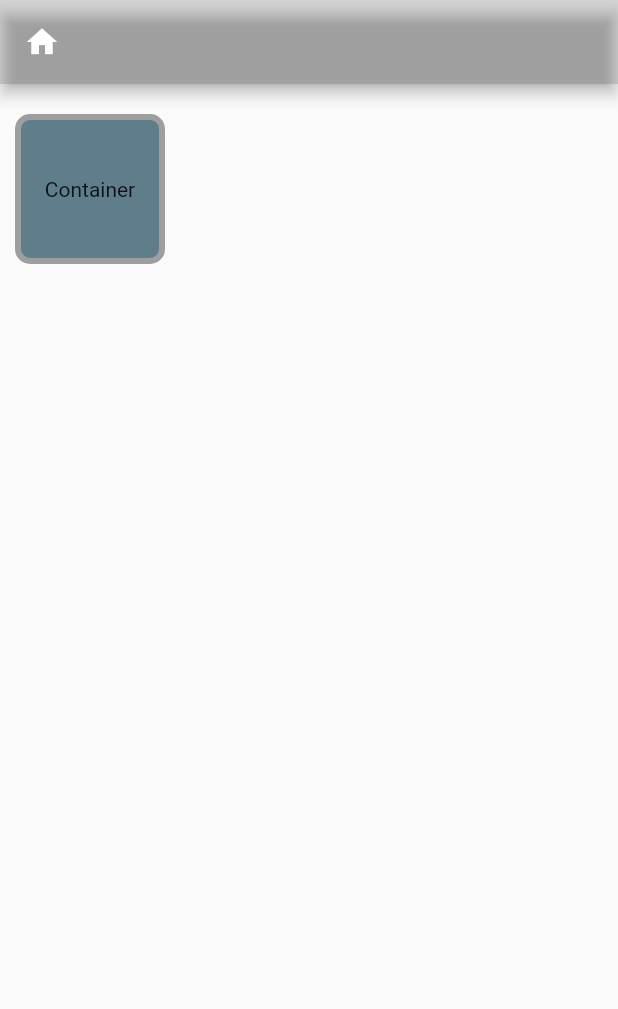
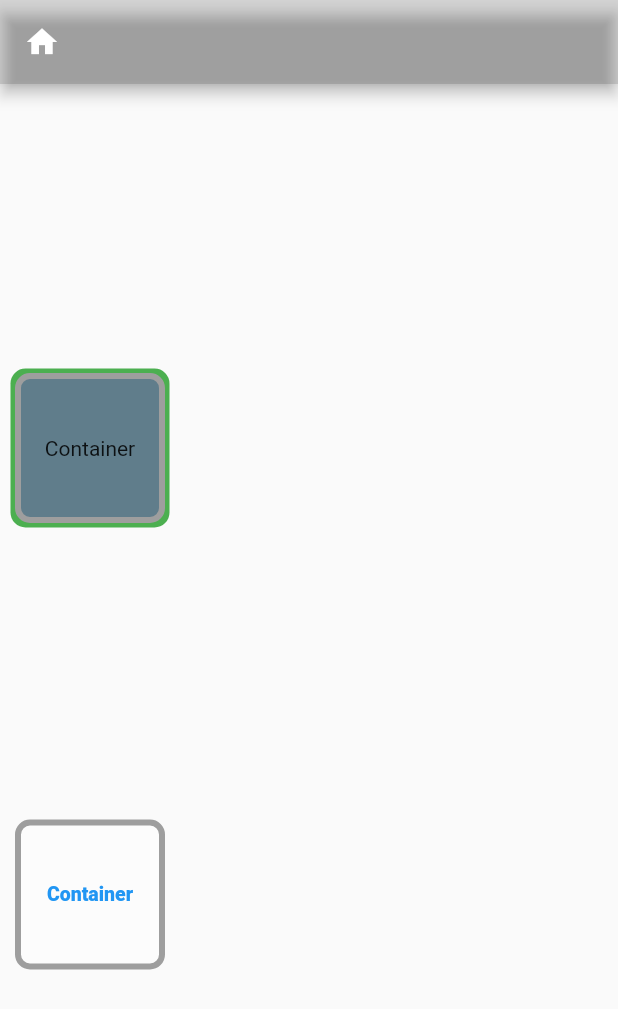
Before and after one commit to padulapankaja/auth-app-fl, a Flutter app: the screen it shows after launch, on a phone screen of 412 x 824 dp. Shown: the top 1009 px of the screen. Run offline on Flutter 3.47's test engine with Material 2 defaults, Android fonts, the phone set to English and light mode, and no system bars.

Commit message:
add text

```diff
--- a/lib/main.dart
+++ b/lib/main.dart
@@ -12,8 +12,12 @@ class MyApp extends StatelessWidget {
           backgroundColor: Colors.black12,
           leading: Icon(Icons.home),
         ),
-        body: Container(
-
+        body: Column(
+          mainAxisAlignment: MainAxisAlignment.spaceEvenly,
+          mainAxisSize: MainAxisSize.max,
+//          crossAxisAlignment: CrossAxisAlignment.center,
+          children: <Widget>[
+            Container(
               height: 100,
               width: 100,
               margin: EdgeInsets.only(bottom: 5, left: 10, right: 10, top: 20),
@@ -23,8 +27,38 @@ class MyApp extends StatelessWidget {
               decoration: BoxDecoration(
                 border: Border.all(width: 4, color: Colors.grey),
                 color: Colors.blueGrey,
-            borderRadius: BorderRadius.circular(10)
+                borderRadius: BorderRadius.circular(10), boxShadow: [
+                BoxShadow(color: Colors.green, spreadRadius: 3),
+              ],
               ),
+            ),
+            Container(
+              height: 100,
+              width: 100,
+              margin: EdgeInsets.only(bottom: 5, left: 10, right: 10, top: 20),
+              alignment: Alignment.center,
+              child: Text("Container",
+                style: TextStyle(
+                  color: Colors.blue,
+                  fontSize: 13,
+                  fontWeight: FontWeight.w800,
+
+
+                ),
+              ),
+
+
+              padding: EdgeInsets.all(5),
+              decoration: BoxDecoration(
+                border: Border.all(width: 4, color: Colors.grey),
+                color: Colors.white38,
+                borderRadius: BorderRadius.circular(10), boxShadow: [
+                BoxShadow(color: Colors.transparent, spreadRadius: 3),
+              ],
+              ),
+
+            ),
+          ],
         )
       ),
     );
```
Lines whose indentation alone changed are shown as unchanged.
